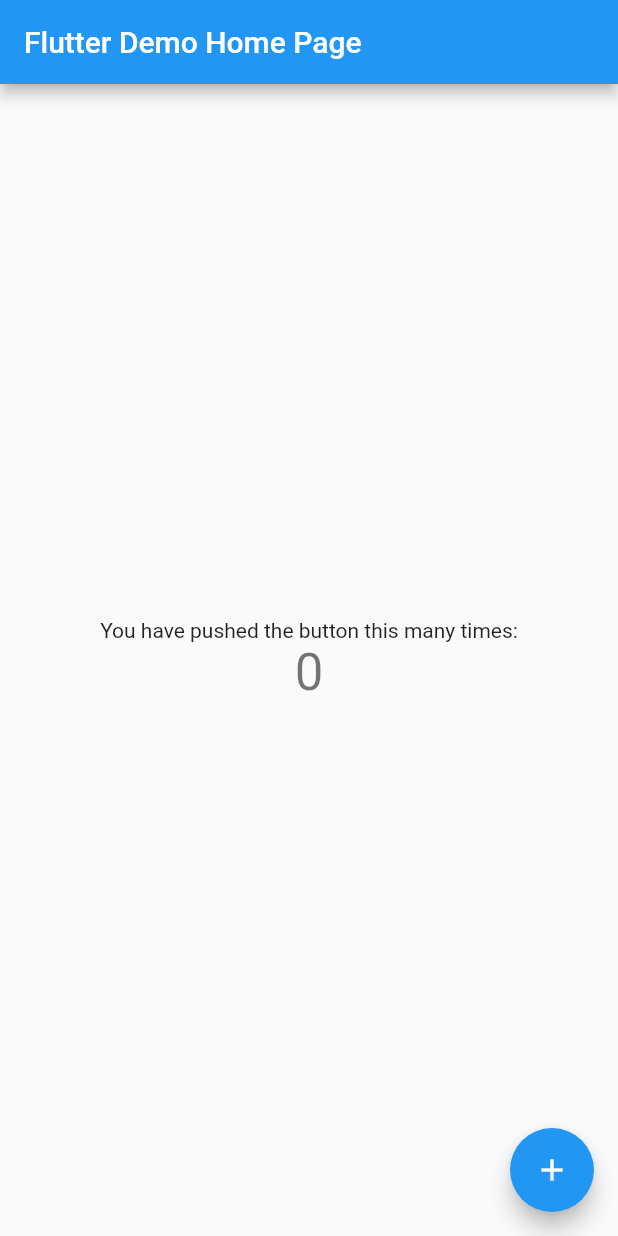
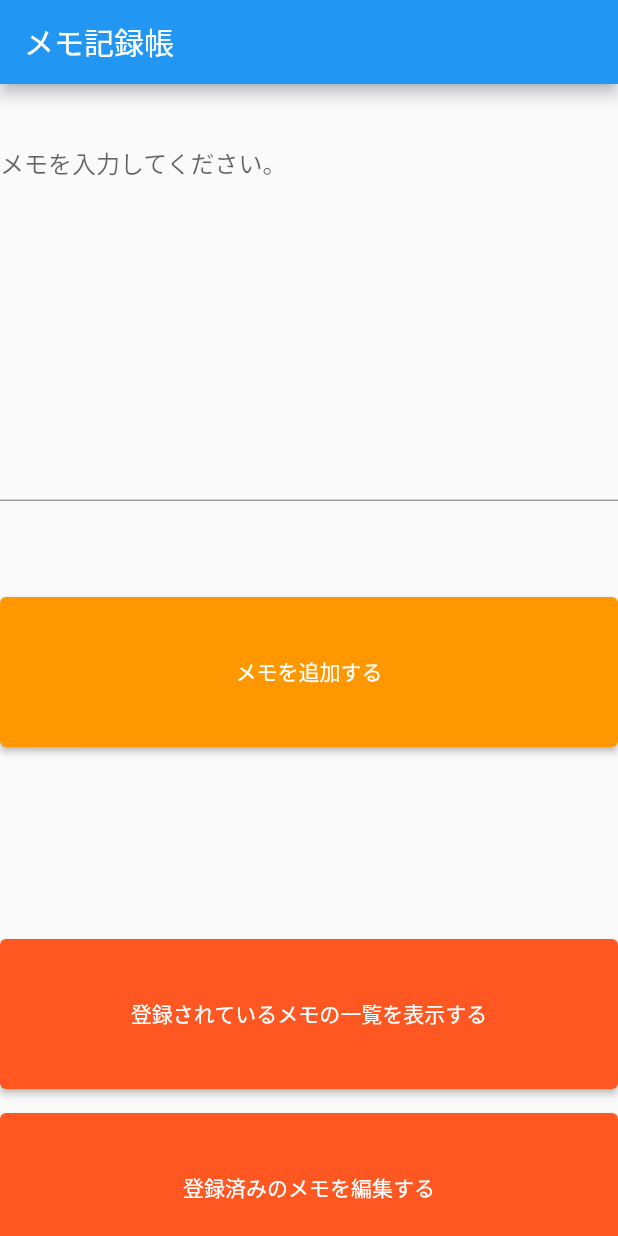
Before and after one commit to h0tcatSub/MemoApplication, a Flutter app: the screen it shows after launch, on a phone screen of 412 x 824 dp. Run offline on Flutter 3.47's test engine with Material 2 defaults, Android fonts, the light colour scheme and no system bars; our stand-ins replace fluttertoast.

Commit message:
first commit

```diff
--- a/lib/main.dart
+++ b/lib/main.dart
@@ -1,115 +1,141 @@
 import 'package:flutter/material.dart';
+import 'package:fluttertoast/fluttertoast.dart';
+import 'package:memo_application/Memo.dart';
+import 'package:memo_application/MemoManager.dart';
 
-void main() {
-  runApp(const MyApp());
+void main() async {
+  runApp(
+    const AddMemoApplication(),
+  );
 }
 
-class MyApp extends StatelessWidget {
-  const MyApp({Key? key}) : super(key: key);
+class AddMemoApplication extends StatelessWidget {
+  const  AddMemoApplication({Key? key}) : super(key: key);
 
-  // This widget is the root of your application.
   @override
   Widget build(BuildContext context) {
     return MaterialApp(
-      title: 'Flutter Demo',
+      title: 'メモ記録帳',
       theme: ThemeData(
-        // This is the theme of your application.
-        //
-        // Try running your application with "flutter run". You'll see the
-        // application has a blue toolbar. Then, without quitting the app, try
-        // changing the primarySwatch below to Colors.green and then invoke
-        // "hot reload" (press "r" in the console where you ran "flutter run",
-        // or simply save your changes to "hot reload" in a Flutter IDE).
-        // Notice that the counter didn't reset back to zero; the application
-        // is not restarted.
         primarySwatch: Colors.blue,
       ),
-      home: const MyHomePage(title: 'Flutter Demo Home Page'),
+      home: const MainMenu(title: 'メモ記録帳'),
     );
   }
 }
 
-class MyHomePage extends StatefulWidget {
-  const MyHomePage({Key? key, required this.title}) : super(key: key);
-
-  // This widget is the home page of your application. It is stateful, meaning
-  // that it has a State object (defined below) that contains fields that affect
-  // how it looks.
-
-  // This class is the configuration for the state. It holds the values (in this
-  // case the title) provided by the parent (in this case the App widget) and
-  // used by the build method of the State. Fields in a Widget subclass are
-  // always marked "final".
+class MainMenu extends StatefulWidget {
+  const MainMenu({Key? key, required this.title}) : super(key: key);
 
   final String title;
-
+  static MemoManager memoDataManager = MemoManager();
   @override
-  State<MyHomePage> createState() => _MyHomePageState();
+  State<MainMenu> createState() => _MainMenu();
 }
 
-class _MyHomePageState extends State<MyHomePage> {
-  int _counter = 0;
-
-  void _incrementCounter() {
-    setState(() {
-      // This call to setState tells the Flutter framework that something has
-      // changed in this State, which causes it to rerun the build method below
-      // so that the display can reflect the updated values. If we changed
-      // _counter without calling setState(), then the build method would not be
-      // called again, and so nothing would appear to happen.
-      _counter++;
-    });
+class _MainMenu extends State<MainMenu> {
+  final memoDataController = TextEditingController();
+  void _addMemo(){
+    if(memoDataController.text == ""){
+      Fluttertoast.showToast(msg: "メモがまだ未入力のようです。");
+    }else {
+      Memo newMemo = Memo(memoDataController.text);
+      MainMenu.memoDataManager.addMemo(newMemo);
+      Fluttertoast.showToast(msg: "メモを追加しました!");
+    }
   }
 
   @override
   Widget build(BuildContext context) {
-    // This method is rerun every time setState is called, for instance as done
-    // by the _incrementCounter method above.
-    //
-    // The Flutter framework has been optimized to make rerunning build methods
-    // fast, so that you can just rebuild anything that needs updating rather
-    // than having to individually change instances of widgets.
     return Scaffold(
       appBar: AppBar(
-        // Here we take the value from the MyHomePage object that was created by
-        // the App.build method, and use it to set our appbar title.
         title: Text(widget.title),
       ),
       body: Center(
-        // Center is a layout widget. It takes a single child and positions it
-        // in the middle of the parent.
-        child: Column(
-          // Column is also a layout widget. It takes a list of children and
-          // arranges them vertically. By default, it sizes itself to fit its
-          // children horizontally, and tries to be as tall as its parent.
-          //
-          // Invoke "debug painting" (press "p" in the console, choose the
-          // "Toggle Debug Paint" action from the Flutter Inspector in Android
-          // Studio, or the "Toggle Debug Paint" command in Visual Studio Code)
-          // to see the wireframe for each widget.
-          //
-          // Column has various properties to control how it sizes itself and
-          // how it positions its children. Here we use mainAxisAlignment to
-          // center the children vertically; the main axis here is the vertical
-          // axis because Columns are vertical (the cross axis would be
-          // horizontal).
-          mainAxisAlignment: MainAxisAlignment.center,
-          children: <Widget>[
-            const Text(
-              'You have pushed the button this many times:',
+        child: SingleChildScrollView(
+          child: Container(
+            width: double.infinity,
+            child: Column(
+              mainAxisAlignment: MainAxisAlignment.spaceBetween,
+              children: [
+                const Text(
+                  '',
+                  style: TextStyle(
+                    fontSize: 24,
+                  ),
+                ),
+                Container(
+                  width: double.infinity,
+                  height: 250,
+                  child: TextField(
+                    decoration: const InputDecoration(
+                      hintText: "メモを入力してください。",
+                    ),
+                    style: TextStyle(
+                      fontSize: 16,
+                    ),
+                    keyboardType: TextInputType.multiline,
+                    maxLines: 100,
+                  ),
+                ),
+                const Padding(
+                  padding: EdgeInsets.all(32),
+                ),
+                Container(
+                  width: double.infinity,
+                  height: 100,
+                  child: ElevatedButton(
+                    child: const Text("メモを追加する"),
+                    style: ElevatedButton.styleFrom(
+                      primary: Colors.orange,
+                      onPrimary: Colors.white,
+                    ),
+                    onPressed: _addMemo,
+                  ),
+                ),
+                const Padding(
+                  padding: EdgeInsets.all(64),
+                ),
+                Container(
+                  width: double.infinity,
+                  height: 100,
+                  child: ElevatedButton(
+                    child: const Text("登録されているメモの一覧を表示する"),
+                    style: ElevatedButton.styleFrom(
+                      primary: Colors.deepOrange,
+                      onPrimary: Colors.white,
+                    ),
+                    onPressed: (){
+                      Navigator.push(context, MaterialPageRoute(
+                          builder: (context) => ShowMemoListForm()
+                      ));
+                    },
+                  ),
+                ),
+                const Padding(
+                  padding: EdgeInsets.all(8),
+                ),
+                Container(
+                  width: double.infinity,
+                  height: 100,
+                  child: ElevatedButton(
+                    child: const Text("登録済みのメモを編集する"),
+                    style: ElevatedButton.styleFrom(
+                      primary: Colors.deepOrange,
+                      onPrimary: Colors.white,
+                    ),
+                    onPressed: (){
+                      Navigator.push(context, MaterialPageRoute(
+                          builder: (context) => EditMemoForm()
+                      ));
+                    },
+                  ),
+                ),
+              ],
             ),
-            Text(
-              '$_counter',
-              style: Theme.of(context).textTheme.headline4,
-            ),
-          ],
+          ),
         ),
       ),
-      floatingActionButton: FloatingActionButton(
-        onPressed: _incrementCounter,
-        tooltip: 'Increment',
-        child: const Icon(Icons.add),
-      ), // This trailing comma makes auto-formatting nicer for build methods.
     );
   }
 }
```
Also changed, not shown: lib/Memo.dart (added), lib/MemoManager.dart (added), lib/ShowMemoListForm.dart (added).
